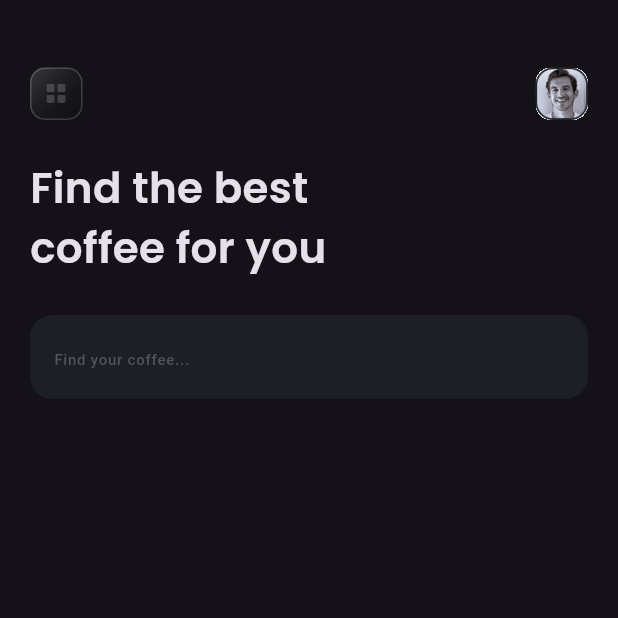
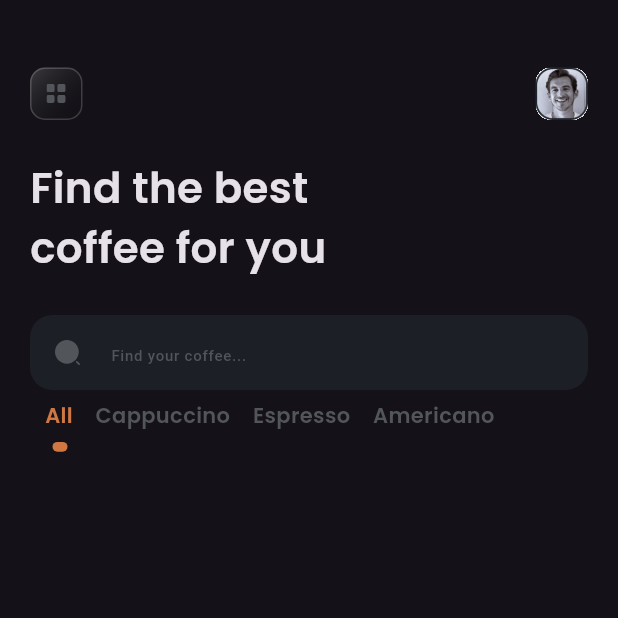
Before and after one commit to Debadrita438/flutter-coffee-shop, a Flutter app: the screen it shows after launch, on a phone screen of 412 x 824 dp, the top half of it. Run offline on Flutter 3.47's test engine with Material 3 defaults, Android fonts, the phone set to English and light mode, and no system bars; our stand-ins replace flutter_svg, hexcolor.

Commit message:
search and tab done

```diff
--- a/lib/common_widgets/index.dart
+++ b/lib/common_widgets/index.dart
@@ -1 +1,2 @@
 export 'package:coffee_shop/common_widgets/main_header.dart';
+export 'package:coffee_shop/common_widgets/semi_bold_text.dart';
--- a/lib/common_widgets/main_header.dart
+++ b/lib/common_widgets/main_header.dart
@@ -41,8 +41,8 @@ class MainHeader extends StatelessWidget {
             child: SvgPicture.asset(
               menuIcon,
               semanticsLabel: 'My SVG Image',
-              colorFilter: const ColorFilter.mode(
-                Color.fromRGBO(255, 255, 255, 0.18),
+              colorFilter: ColorFilter.mode(
+                HexColor(AppColor.lightGray),
                 BlendMode.srcIn,
               ),
             ),
--- /dev/null
+++ b/lib/common_widgets/semi_bold_text.dart
@@ -0,0 +1,29 @@
+import 'package:coffee_shop/utils/colors.dart';
+import 'package:flutter/material.dart';
+import 'package:hexcolor/hexcolor.dart';
+
+class SemiBoldText extends StatelessWidget {
+  const SemiBoldText({
+    super.key,
+    required this.showText,
+    this.textColor = AppColor.white,
+    this.fontSize = 14,
+  });
+
+  final String showText;
+  final String textColor;
+  final double fontSize;
+
+  @override
+  Widget build(BuildContext context) {
+    return Text(
+      showText,
+      style: TextStyle(
+        fontFamily: 'Poppins',
+        fontWeight: FontWeight.w600,
+        color: HexColor(textColor),
+        fontSize: fontSize,
+      ),
+    );
+  }
+}
--- a/lib/landing/dashboard.dart
+++ b/lib/landing/dashboard.dart
@@ -1,7 +1,10 @@
 import 'package:coffee_shop/utils/colors.dart';
+import 'package:flutter/cupertino.dart';
 import 'package:flutter/material.dart';
 
 import 'package:coffee_shop/common_widgets/index.dart';
+import 'package:flutter/widgets.dart';
+import 'package:flutter_svg/svg.dart';
 import 'package:hexcolor/hexcolor.dart';
 
 class DashboardScreen extends StatefulWidget {
@@ -14,14 +17,62 @@ class DashboardScreen extends StatefulWidget {
 class _DashboardScreenState extends State<DashboardScreen> {
   final _searchController = TextEditingController();
 
+  final String _searchIcon = 'assets/icons/search.svg';
+
+  final List<String> _tabList = [
+    'All',
+    'Cappuccino',
+    'Espresso',
+    'Americano',
+  ];
+  int _currentIndex = 0;
+
   @override
   void dispose() {
     _searchController.dispose();
     super.dispose();
   }
 
+  double changedPositionOfLine() {
+    switch (_currentIndex) {
+      case 0:
+        return 5;
+      case 1:
+        return 35;
+      case 2:
+        return 140;
+      case 3:
+        return 220;
+      default:
+        return 0;
+    }
+  }
+
+  double changedContainerWidth() {
+    switch (_currentIndex) {
+      case 0:
+        return 10;
+      case 1:
+        return 90;
+      case 2:
+        return 65;
+      case 3:
+        return 80;
+      default:
+        return 0;
+    }
+  }
+
+  void _setIndexHandler(int index) {
+    setState(() {
+      _currentIndex = index;
+    });
+  }
+
   @override
   Widget build(BuildContext context) {
+    final screenSize = MediaQuery.of(context).size;
+
     return Scaffold(
       body: SingleChildScrollView(
         padding: const EdgeInsets.symmetric(horizontal: 20, vertical: 45),
@@ -42,6 +93,7 @@ class _DashboardScreenState extends State<DashboardScreen> {
             TextField(
               controller: _searchController,
               decoration: InputDecoration(
+                contentPadding: const EdgeInsets.fromLTRB(10, 15, 20, 10),
                 hintText: 'Find your coffee...',
                 border: OutlineInputBorder(
                   borderRadius: BorderRadius.circular(15),
@@ -54,8 +106,74 @@ class _DashboardScreenState extends State<DashboardScreen> {
                   fontWeight: FontWeight.w500,
                   fontSize: 10,
                 ),
+                prefixIcon: Padding(
+                  padding: const EdgeInsets.symmetric(
+                    horizontal: 15,
+                    vertical: 15,
+                  ),
+                  child: SvgPicture.asset(
+                    _searchIcon,
+                    semanticsLabel: 'Search icon',
+                  ),
+                ),
               ),
-            )
+            ),
+            SizedBox(
+              width: screenSize.width,
+              height: screenSize.height * 0.05,
+              child: Stack(
+                children: [
+                  Positioned(
+                    top: 0,
+                    left: 0,
+                    right: 0,
+                    child: SizedBox(
+                      width: screenSize.width,
+                      height: screenSize.height * 0.04,
+                      child: ListView.builder(
+                        itemCount: _tabList.length,
+                        physics: const BouncingScrollPhysics(),
+                        itemBuilder: (context, index) {
+                          return GestureDetector(
+                            onTap: () => _setIndexHandler(index),
+                            child: Padding(
+                              padding: EdgeInsets.only(
+                                left: index == 0 ? 10 : 15,
+                                top: 7,
+                              ),
+                              child: SemiBoldText(
+                                showText: _tabList[index],
+                                textColor: _currentIndex == index
+                                    ? AppColor.orange
+                                    : AppColor.lightGray,
+                              ),
+                            ),
+                          );
+                        },
+                        scrollDirection: Axis.horizontal,
+                      ),
+                    ),
+                  ),
+                  AnimatedPositioned(
+                    bottom: 0,
+                    curve: Curves.fastLinearToSlowEaseIn,
+                    left: changedPositionOfLine(),
+                    duration: const Duration(milliseconds: 500),
+                    child: AnimatedContainer(
+                      curve: Curves.fastLinearToSlowEaseIn,
+                      margin: const EdgeInsets.only(left: 10),
+                      duration: const Duration(milliseconds: 500),
+                      width: changedContainerWidth(),
+                      height: screenSize.height * 0.008,
+                      decoration: BoxDecoration(
+                        borderRadius: BorderRadius.circular(10),
+                        color: HexColor(AppColor.orange),
+                      ),
+                    ),
+                  ),
+                ],
+              ),
+            ),
           ],
         ),
       ),
--- a/lib/utils/colors.dart
+++ b/lib/utils/colors.dart
@@ -1,7 +1,9 @@
 class AppColor {
+  static const white = '#FFFFFF';
   static const deepestBlue = '#0C0F14';
   static const grayishBlack = '#21262E';
   static const transparentWhite = '#2EFFFFFF';
   static const lightGray = '#52555A';
   static const darkBlue = '#141921';
+  static const orange = '#D17842';
 }
```
Also changed, not shown: assets/icons/search.svg (added).
